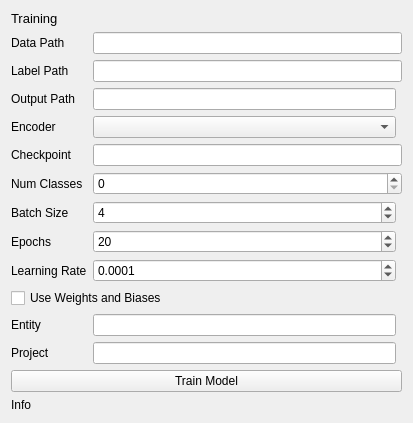
This is fibsem/ui/qtdesigner_files/FibsemModelTrainingWidget.ui in DeMarcoLab/fibsem as Qt 5 draws it before an edit. The edited form follows.
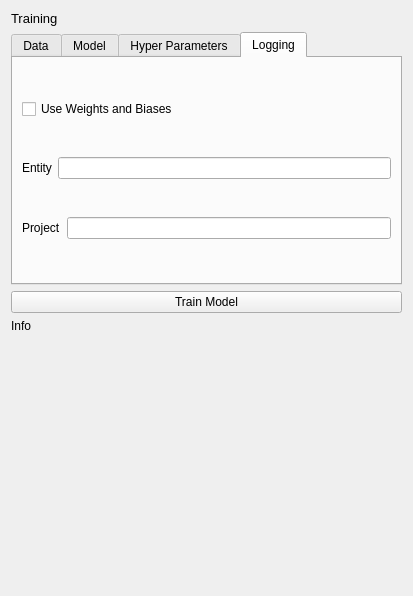
This is the edited form. The open tabs and pages were chosen to show the change.

Commit message: fibsem anything

```diff
--- a/fibsem/ui/qtdesigner_files/FibsemModelTrainingWidget.ui
+++ b/fibsem/ui/qtdesigner_files/FibsemModelTrainingWidget.ui
@@ -7,50 +7,13 @@
     <x>0</x>
     <y>0</y>
     <width>413</width>
-    <height>412</height>
+    <height>596</height>
    </rect>
   </property>
   <property name="windowTitle">
    <string>Form</string>
   </property>
   <layout class="QGridLayout" name="gridLayout">
-   <item row="5" column="1" colspan="2">
-    <widget class="QLineEdit" name="lineEdit_checkpoint"/>
-   </item>
-   <item row="6" column="0">
-    <widget class="QLabel" name="label_num_classes">
-     <property name="text">
-      <string>Num Classes</string>
-     </property>
-    </widget>
-   </item>
-   <item row="11" column="0">
-    <widget class="QLabel" name="label_wandb_entity">
-     <property name="text">
-      <string>Entity</string>
-     </property>
-    </widget>
-   </item>
-   <item row="14" column="0" colspan="3">
-    <widget class="QPushButton" name="pushButton_train_model">
-     <property name="text">
-      <string>Train Model</string>
-     </property>
-    </widget>
-   </item>
-   <item row="12" column="1">
-    <widget class="QLineEdit" name="lineEdit_wandb_project">
-     <property name="contextMenuPolicy">
-      <enum>Qt::DefaultContextMenu</enum>
-     </property>
-    </widget>
-   </item>
-   <item row="4" column="1">
-    <widget class="QComboBox" name="comboBox_encoder"/>
-   </item>
-   <item row="1" column="1" colspan="2">
-    <widget class="QLineEdit" name="lineEdit_data_path"/>
-   </item>
    <item row="0" column="0">
     <widget class="QLabel" name="label_title">
      <property name="font">
@@ -63,55 +26,14 @@
      </property>
     </widget>
    </item>
-   <item row="8" column="0">
-    <widget class="QLabel" name="label_epochs">
+   <item row="12" column="0" colspan="3">
+    <widget class="QLabel" name="label_info">
      <property name="text">
-      <string>Epochs</string>
+      <string>Info</string>
      </property>
     </widget>
    </item>
-   <item row="12" column="0">
-    <widget class="QLabel" name="label_wandb_project">
-     <property name="text">
-      <string>Project</string>
-     </property>
-    </widget>
-   </item>
-   <item row="4" column="0">
-    <widget class="QLabel" name="label_encoder">
-     <property name="text">
-      <string>Encoder</string>
-     </property>
-    </widget>
-   </item>
-   <item row="6" column="1" colspan="2">
-    <widget class="QSpinBox" name="spinBox_num_classes"/>
-   </item>
-   <item row="8" column="1">
-    <widget class="QSpinBox" name="spinBox_epochs">
-     <property name="maximum">
-      <number>9999</number>
-     </property>
-     <property name="value">
-      <number>20</number>
-     </property>
-    </widget>
-   </item>
-   <item row="2" column="0">
-    <widget class="QLabel" name="label_label_path">
-     <property name="text">
-      <string>Label Path</string>
-     </property>
-    </widget>
-   </item>
-   <item row="9" column="0">
-    <widget class="QLabel" name="label_learning_rate">
-     <property name="text">
-      <string>Learning Rate</string>
-     </property>
-    </widget>
-   </item>
-   <item row="16" column="0" colspan="3">
+   <item row="13" column="0" colspan="3">
     <spacer name="verticalSpacer">
      <property name="orientation">
       <enum>Qt::Vertical</enum>
@@ -124,51 +46,98 @@
      </property>
     </spacer>
    </item>
-   <item row="1" column="0">
+   <item row="11" column="0" colspan="3">
+    <widget class="QPushButton" name="pushButton_train_model">
+     <property name="text">
+      <string>Train Model</string>
+     </property>
+    </widget>
+   </item>
+   <item row="1" column="0" colspan="3">
+    <widget class="QTabWidget" name="tabWidget">
+     <property name="currentIndex">
+      <number>0</number>
+     </property>
+     <widget class="QWidget" name="tab">
+      <attribute name="title">
+       <string>Data</string>
+      </attribute>
+      <layout class="QGridLayout" name="gridLayout_2">
+       <item row="0" column="1">
+        <widget class="QLineEdit" name="lineEdit_data_path"/>
+       </item>
+       <item row="0" column="0">
     <widget class="QLabel" name="label_data_path">
      <property name="text">
       <string>Data Path</string>
      </property>
     </widget>
    </item>
-   <item row="15" column="0" colspan="3">
-    <widget class="QLabel" name="label_info">
+       <item row="1" column="1">
+        <widget class="QLineEdit" name="lineEdit_label_path"/>
+       </item>
+       <item row="1" column="0">
+        <widget class="QLabel" name="label_label_path">
      <property name="text">
-      <string>Info</string>
+          <string>Label Path</string>
      </property>
     </widget>
    </item>
-   <item row="10" column="0" colspan="2">
-    <widget class="QCheckBox" name="checkBox_use_wandb">
+       <item row="2" column="0">
+        <widget class="QLabel" name="label">
      <property name="text">
-      <string>Use Weights and Biases</string>
+          <string>Output Path</string>
      </property>
     </widget>
    </item>
-   <item row="9" column="1">
-    <widget class="QDoubleSpinBox" name="doubleSpinBox_lr">
-     <property name="decimals">
-      <number>4</number>
-     </property>
-     <property name="singleStep">
-      <double>0.000100000000000</double>
-     </property>
-     <property name="value">
-      <double>0.000100000000000</double>
-     </property>
-    </widget>
-   </item>
-   <item row="5" column="0">
+       <item row="2" column="1">
+        <widget class="QLineEdit" name="lineEdit_save_path"/>
+       </item>
+      </layout>
+     </widget>
+     <widget class="QWidget" name="tab_2">
+      <attribute name="title">
+       <string>Model</string>
+      </attribute>
+      <layout class="QGridLayout" name="gridLayout_3">
+       <item row="1" column="0">
     <widget class="QLabel" name="label_checkpoint">
      <property name="text">
       <string>Checkpoint</string>
      </property>
     </widget>
    </item>
-   <item row="2" column="1" colspan="2">
-    <widget class="QLineEdit" name="lineEdit_label_path"/>
-   </item>
-   <item row="7" column="1">
+       <item row="0" column="1">
+        <widget class="QComboBox" name="comboBox_encoder"/>
+       </item>
+       <item row="0" column="0">
+        <widget class="QLabel" name="label_encoder">
+         <property name="text">
+          <string>Encoder</string>
+         </property>
+        </widget>
+       </item>
+       <item row="1" column="1">
+        <widget class="QLineEdit" name="lineEdit_checkpoint"/>
+       </item>
+       <item row="2" column="0">
+        <widget class="QLabel" name="label_num_classes">
+         <property name="text">
+          <string>Num Classes</string>
+         </property>
+        </widget>
+       </item>
+       <item row="2" column="1">
+        <widget class="QSpinBox" name="spinBox_num_classes"/>
+       </item>
+      </layout>
+     </widget>
+     <widget class="QWidget" name="tab_3">
+      <attribute name="title">
+       <string>Hyper Parameters</string>
+      </attribute>
+      <layout class="QGridLayout" name="gridLayout_4">
+       <item row="0" column="1">
     <widget class="QSpinBox" name="spinBox_batch_size">
      <property name="maximum">
       <number>256</number>
@@ -178,25 +147,91 @@
      </property>
     </widget>
    </item>
-   <item row="11" column="1">
-    <widget class="QLineEdit" name="lineEdit_wandb_entity"/>
-   </item>
-   <item row="7" column="0">
+       <item row="0" column="0">
     <widget class="QLabel" name="label_batch_size">
      <property name="text">
       <string>Batch Size</string>
      </property>
     </widget>
    </item>
-   <item row="3" column="0">
-    <widget class="QLabel" name="label">
+       <item row="1" column="0">
+        <widget class="QLabel" name="label_epochs">
      <property name="text">
       <string>Output Path</string>
      </property>
     </widget>
    </item>
-   <item row="3" column="1">
-    <widget class="QLineEdit" name="lineEdit_save_path"/>
+       <item row="1" column="1">
+        <widget class="QSpinBox" name="spinBox_epochs">
+         <property name="maximum">
+          <number>9999</number>
+         </property>
+         <property name="value">
+          <number>20</number>
+         </property>
+        </widget>
+       </item>
+       <item row="2" column="0">
+        <widget class="QLabel" name="label_learning_rate">
+         <property name="text">
+          <string>Learning Rate</string>
+         </property>
+        </widget>
+       </item>
+       <item row="2" column="1">
+        <widget class="QDoubleSpinBox" name="doubleSpinBox_lr">
+         <property name="decimals">
+          <number>4</number>
+         </property>
+         <property name="singleStep">
+          <double>0.000100000000000</double>
+         </property>
+         <property name="value">
+          <double>0.000100000000000</double>
+         </property>
+        </widget>
+       </item>
+      </layout>
+     </widget>
+     <widget class="QWidget" name="tab_4">
+      <attribute name="title">
+       <string>Logging</string>
+      </attribute>
+      <layout class="QGridLayout" name="gridLayout_5">
+       <item row="0" column="0" colspan="3">
+        <widget class="QCheckBox" name="checkBox_use_wandb">
+         <property name="text">
+          <string>Use Weights and Biases</string>
+         </property>
+        </widget>
+       </item>
+       <item row="1" column="0">
+        <widget class="QLabel" name="label_wandb_entity">
+         <property name="text">
+          <string>Entity</string>
+         </property>
+        </widget>
+       </item>
+       <item row="1" column="1" colspan="2">
+        <widget class="QLineEdit" name="lineEdit_wandb_entity"/>
+       </item>
+       <item row="2" column="0" colspan="2">
+        <widget class="QLabel" name="label_wandb_project">
+         <property name="text">
+          <string>Project</string>
+         </property>
+        </widget>
+       </item>
+       <item row="2" column="2">
+        <widget class="QLineEdit" name="lineEdit_wandb_project">
+         <property name="contextMenuPolicy">
+          <enum>Qt::DefaultContextMenu</enum>
+         </property>
+        </widget>
+       </item>
+      </layout>
+     </widget>
+    </widget>
    </item>
   </layout>
  </widget>
```
Left out of the diff: 2 changed lines with no effect on the pictures. Lines whose indentation alone changed are shown as unchanged. The commit also changes 8 other files.
